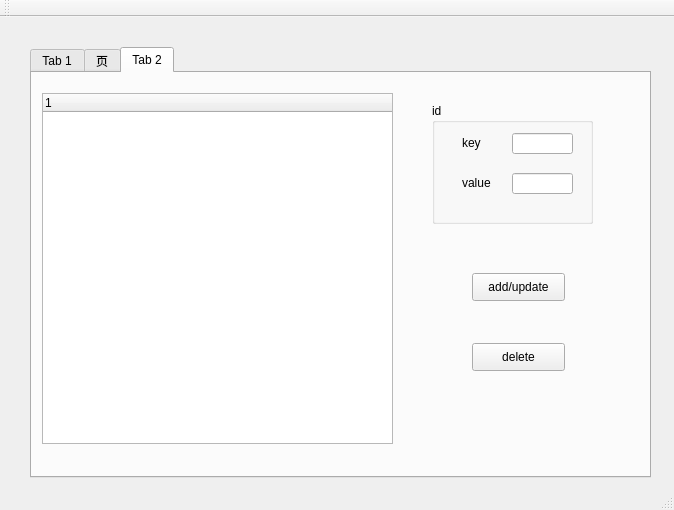
First picture: the form in qdcacopencv.ui, repository wymdrose/QDcAcOpencv, before the edit.
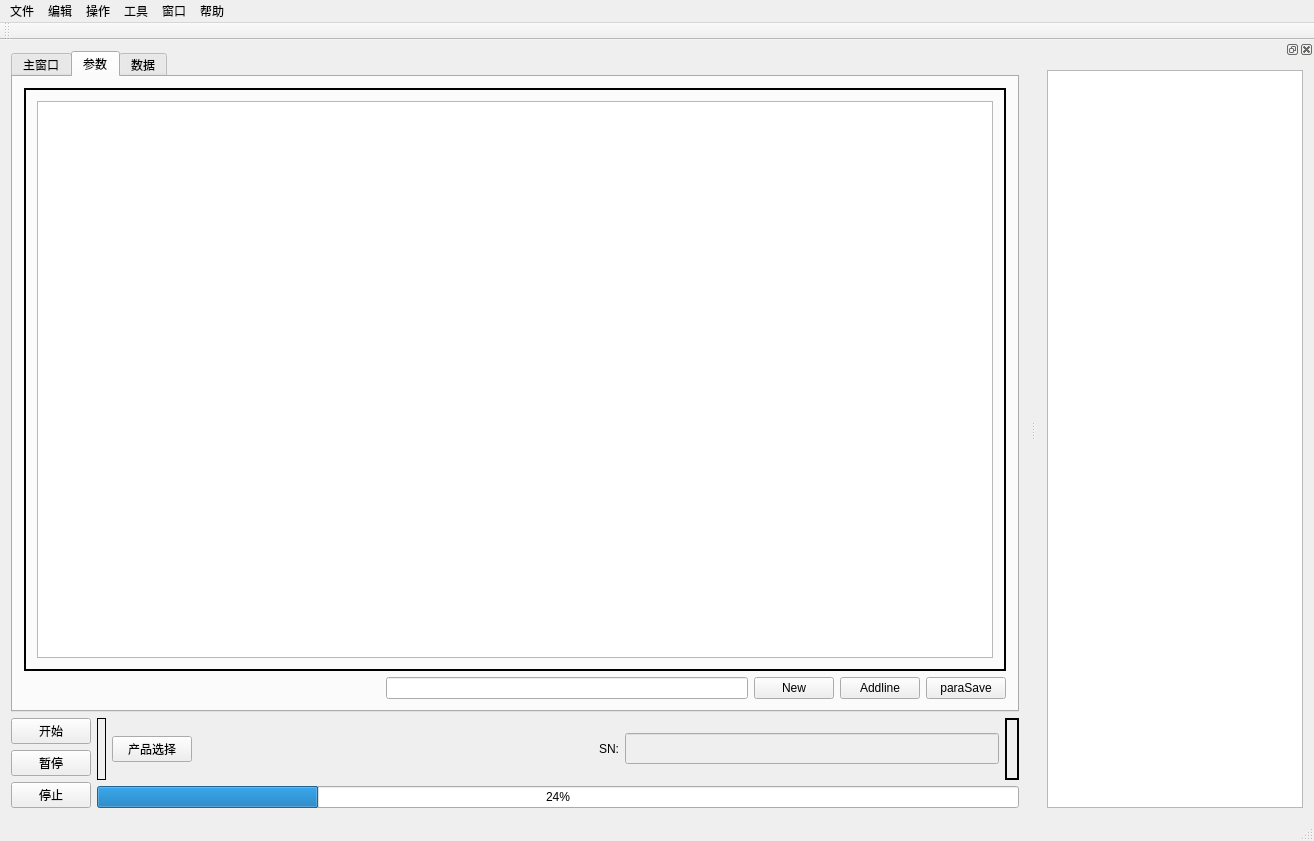
Second picture: the form after the edit. The open tabs and pages were chosen to show the change.

What changed in the file:
```diff
--- a/qdcacopencv.ui
+++ b/qdcacopencv.ui
@@ -6,242 +6,358 @@
    <rect>
     <x>0</x>
     <y>0</y>
-    <width>674</width>
-    <height>510</height>
+    <width>1314</width>
+    <height>841</height>
    </rect>
   </property>
   <property name="windowTitle">
-   <string>QDcAcOpencv</string>
+   <string>OBC自动测量系统</string>
   </property>
   <widget class="QWidget" name="centralWidget">
-   <widget class="QTabWidget" name="tabWidget">
+   <layout class="QGridLayout" name="gridLayout_3">
+    <item row="0" column="0">
+     <layout class="QHBoxLayout" name="horizontalLayout"/>
+    </item>
+    <item row="1" column="1">
+     <layout class="QVBoxLayout" name="verticalLayout_3">
+      <item>
+       <widget class="QTabWidget" name="tabWidget">
+        <property name="currentIndex">
+         <number>1</number>
+        </property>
+        <widget class="QWidget" name="tab">
+         <attribute name="title">
+          <string>主窗口</string>
+         </attribute>
+         <layout class="QGridLayout" name="gridLayout">
+          <item row="0" column="0">
+           <widget class="QTableWidget" name="tableWidgetTest">
+            <property name="enabled">
+             <bool>true</bool>
+            </property>
+            <property name="font">
+             <font>
+              <family>宋体</family>
+              <pointsize>12</pointsize>
+              <weight>50</weight>
+              <bold>false</bold>
+             </font>
+            </property>
+            <attribute name="horizontalHeaderVisible">
+             <bool>false</bool>
+            </attribute>
+            <attribute name="horizontalHeaderDefaultSectionSize">
+             <number>150</number>
+            </attribute>
+            <attribute name="verticalHeaderVisible">
+             <bool>false</bool>
+            </attribute>
+            <row>
+             <property name="text">
+              <string/>
+             </property>
+            </row>
+            <row>
+             <property name="text">
+              <string/>
+             </property>
+            </row>
+           </widget>
+          </item>
+         </layout>
+        </widget>
+        <widget class="QWidget" name="tab_2">
+         <attribute name="title">
+          <string>参数</string>
+         </attribute>
+         <layout class="QGridLayout" name="gridLayout_6">
+          <item row="0" column="0">
+           <layout class="QVBoxLayout" name="verticalLayout_4">
+            <item>
+             <widget class="QStackedWidget" name="stackedWidgetPara">
+              <property name="frameShape">
+               <enum>QFrame::WinPanel</enum>
+              </property>
+              <property name="currentIndex">
+               <number>0</number>
+              </property>
+              <widget class="QWidget" name="page_5">
+               <layout class="QGridLayout" name="gridLayout_5">
+                <item row="0" column="0">
+                 <widget class="QTableWidget" name="tableWidgetPara1">
+                  <attribute name="horizontalHeaderVisible">
+                   <bool>false</bool>
+                  </attribute>
+                  <attribute name="verticalHeaderVisible">
+                   <bool>false</bool>
+                  </attribute>
+                 </widget>
+                </item>
+               </layout>
+              </widget>
+              <widget class="QWidget" name="page_6">
+               <layout class="QGridLayout" name="gridLayout_4">
+                <item row="0" column="0">
+                 <widget class="QTableWidget" name="tableWidgetPara2">
+                  <attribute name="horizontalHeaderVisible">
+                   <bool>false</bool>
+                  </attribute>
+                  <attribute name="verticalHeaderVisible">
+                   <bool>false</bool>
+                  </attribute>
+                 </widget>
+                </item>
+               </layout>
+              </widget>
+             </widget>
+            </item>
+            <item>
+             <layout class="QHBoxLayout" name="horizontalLayout_7">
+              <item>
+               <spacer name="horizontalSpacer">
+                <property name="orientation">
+                 <enum>Qt::Horizontal</enum>
+                </property>
+                <property name="sizeHint" stdset="0">
+                 <size>
+                  <width>40</width>
+                  <height>20</height>
+                 </size>
+                </property>
+               </spacer>
+              </item>
+              <item>
+               <widget class="QLineEdit" name="lineEditFilename"/>
+              </item>
+              <item>
+               <widget class="QPushButton" name="pushButtonNew">
+                <property name="text">
+                 <string>New</string>
+                </property>
+               </widget>
+              </item>
+              <item>
+               <widget class="QPushButton" name="pushButtonAddline">
+                <property name="text">
+                 <string>Addline</string>
+                </property>
+               </widget>
+              </item>
+              <item>
+               <widget class="QPushButton" name="pushButtonParaSave">
+                <property name="text">
+                 <string>paraSave</string>
+                </property>
+               </widget>
+              </item>
+             </layout>
+            </item>
+           </layout>
+          </item>
+         </layout>
+        </widget>
+        <widget class="QWidget" name="tab_4">
+         <attribute name="title">
+          <string>数据</string>
+         </attribute>
+         <layout class="QGridLayout" name="gridLayout_9">
+          <item row="0" column="0">
+           <widget class="QToolBox" name="toolBox">
+            <property name="currentIndex">
+             <number>1</number>
+            </property>
+            <widget class="QWidget" name="page">
+             <property name="geometry">
+              <rect>
+               <x>0</x>
+               <y>0</y>
+               <width>109</width>
+               <height>109</height>
+              </rect>
+             </property>
+             <attribute name="label">
+              <string>Page 1</string>
+             </attribute>
+             <layout class="QGridLayout" name="gridLayout_7">
+              <item row="0" column="0">
+               <widget class="QTableView" name="tableView"/>
+              </item>
+             </layout>
+            </widget>
+            <widget class="QWidget" name="page_2">
+             <property name="geometry">
+              <rect>
+               <x>0</x>
+               <y>0</y>
+               <width>970</width>
+               <height>524</height>
+              </rect>
+             </property>
+             <attribute name="label">
+              <string>Page 2</string>
+             </attribute>
+             <layout class="QGridLayout" name="gridLayout_8">
+              <item row="0" column="0">
+               <widget class="QTableWidget" name="tableWidget"/>
+              </item>
+             </layout>
+            </widget>
+           </widget>
+          </item>
+         </layout>
+        </widget>
+       </widget>
+      </item>
+      <item>
+       <layout class="QHBoxLayout" name="horizontalLayout_6">
+        <item>
+         <layout class="QVBoxLayout" name="verticalLayout">
+          <item>
+           <widget class="QPushButton" name="pushButtonStart">
+            <property name="text">
+             <string>开始</string>
+            </property>
+           </widget>
+          </item>
+          <item>
+           <widget class="QPushButton" name="pushButtonPause">
+            <property name="text">
+             <string>暂停</string>
+            </property>
+           </widget>
+          </item>
+          <item>
+           <widget class="QPushButton" name="pushButtonStop">
+            <property name="text">
+             <string>停止</string>
+            </property>
+           </widget>
+          </item>
+         </layout>
+        </item>
+        <item>
+         <layout class="QVBoxLayout" name="verticalLayout_2">
+          <item>
+           <layout class="QHBoxLayout" name="horizontalLayout_5">
+            <item>
+             <layout class="QHBoxLayout" name="horizontalLayout_3"/>
+            </item>
+            <item>
+             <widget class="QLabel" name="labelPara">
+              <property name="frameShape">
+               <enum>QFrame::Box</enum>
+              </property>
+              <property name="text">
+               <string/>
+              </property>
+             </widget>
+            </item>
+            <item>
+             <widget class="QPushButton" name="pushButtonPara">
+              <property name="text">
+               <string>产品选择</string>
+              </property>
+             </widget>
+            </item>
+            <item>
+             <spacer name="horizontalSpacer_2">
+              <property name="orientation">
+               <enum>Qt::Horizontal</enum>
+              </property>
+              <property name="sizeHint" stdset="0">
+               <size>
+                <width>40</width>
+                <height>20</height>
+               </size>
+              </property>
+             </spacer>
+            </item>
+            <item>
+             <layout class="QHBoxLayout" name="horizontalLayout_4">
+              <item>
+               <widget class="QLabel" name="label_4">
+                <property name="frameShape">
+                 <enum>QFrame::NoFrame</enum>
+                </property>
+                <property name="text">
+                 <string>SN:</string>
+                </property>
+               </widget>
+              </item>
+              <item>
+               <widget class="QLineEdit" name="lineEditSn">
+                <property name="enabled">
+                 <bool>false</bool>
+                </property>
+                <property name="font">
+                 <font>
+                  <family>Arial Black</family>
+                  <pointsize>12</pointsize>
+                  <weight>75</weight>
+                  <bold>true</bold>
+                 </font>
+                </property>
+               </widget>
+              </item>
+             </layout>
+            </item>
+            <item>
+             <widget class="QLabel" name="labelResult">
+              <property name="font">
+               <font>
+                <family>Arial Black</family>
+                <pointsize>12</pointsize>
+                <weight>75</weight>
+                <bold>true</bold>
+               </font>
+              </property>
+              <property name="frameShape">
+               <enum>QFrame::WinPanel</enum>
+              </property>
+              <property name="text">
+               <string/>
+              </property>
+             </widget>
+            </item>
+           </layout>
+          </item>
+          <item>
+           <widget class="QProgressBar" name="progressBar">
+            <property name="value">
+             <number>24</number>
+            </property>
+           </widget>
+          </item>
+         </layout>
+        </item>
+       </layout>
+      </item>
+     </layout>
+    </item>
+   </layout>
+   <widget class="QSplitter" name="splitter">
     <property name="geometry">
      <rect>
-      <x>30</x>
-      <y>30</y>
-      <width>621</width>
-      <height>431</height>
+      <x>0</x>
+      <y>0</y>
+      <width>0</width>
+      <height>0</height>
      </rect>
     </property>
-    <property name="currentIndex">
-     <number>0</number>
+    <property name="orientation">
+     <enum>Qt::Horizontal</enum>
     </property>
-    <widget class="QWidget" name="tab">
-     <attribute name="title">
-      <string>Tab 1</string>
-     </attribute>
-     <widget class="QPushButton" name="pushButtonStart">
-      <property name="geometry">
-       <rect>
-        <x>440</x>
-        <y>270</y>
-        <width>93</width>
-        <height>28</height>
-       </rect>
-      </property>
-      <property name="text">
-       <string>Start</string>
-      </property>
-     </widget>
-     <widget class="QTextBrowser" name="textBrowser">
-      <property name="geometry">
-       <rect>
-        <x>70</x>
-        <y>30</y>
-        <width>311</width>
-        <height>291</height>
-       </rect>
-      </property>
-     </widget>
-    </widget>
-    <widget class="QWidget" name="tab_3">
-     <attribute name="title">
-      <string>页</string>
-     </attribute>
-     <widget class="QRadioButton" name="radioButton">
-      <property name="geometry">
-       <rect>
-        <x>50</x>
-        <y>40</y>
-        <width>115</width>
-        <height>19</height>
-       </rect>
-      </property>
-      <property name="text">
-       <string>RadioButton</string>
-      </property>
-     </widget>
-     <widget class="QRadioButton" name="radioButton_2">
-      <property name="geometry">
-       <rect>
-        <x>240</x>
-        <y>40</y>
-        <width>115</width>
-        <height>19</height>
-       </rect>
-      </property>
-      <property name="text">
-       <string>RadioButton</string>
-      </property>
-     </widget>
-     <widget class="QCheckBox" name="checkBox">
-      <property name="geometry">
-       <rect>
-        <x>60</x>
-        <y>110</y>
-        <width>91</width>
-        <height>19</height>
-       </rect>
-      </property>
-      <property name="text">
-       <string>CheckBox</string>
-      </property>
-     </widget>
-     <widget class="QCheckBox" name="checkBox_2">
-      <property name="geometry">
-       <rect>
-        <x>60</x>
-        <y>160</y>
-        <width>91</width>
-        <height>19</height>
-       </rect>
-      </property>
-      <property name="text">
-       <string>CheckBox</string>
-      </property>
-     </widget>
-     <widget class="QCheckBox" name="checkBox_3">
-      <property name="geometry">
-       <rect>
-        <x>60</x>
-        <y>210</y>
-        <width>91</width>
-        <height>19</height>
-       </rect>
-      </property>
-      <property name="text">
-       <string>CheckBox</string>
-      </property>
-     </widget>
-     <widget class="QCheckBox" name="checkBox_4">
-      <property name="geometry">
-       <rect>
-        <x>60</x>
-        <y>260</y>
-        <width>91</width>
-        <height>19</height>
-       </rect>
-      </property>
-      <property name="text">
-       <string>CheckBox</string>
-      </property>
-     </widget>
-    </widget>
-    <widget class="QWidget" name="tab_2">
-     <attribute name="title">
-      <string>Tab 2</string>
-     </attribute>
-     <widget class="QTreeWidget" name="treeWidget">
-      <property name="geometry">
-       <rect>
-        <x>10</x>
-        <y>20</y>
-        <width>351</width>
-        <height>351</height>
-       </rect>
-      </property>
-      <column>
-       <property name="text">
-        <string notr="true">1</string>
-       </property>
-      </column>
-     </widget>
-     <widget class="QGroupBox" name="groupBoxId">
-      <property name="geometry">
-       <rect>
-        <x>400</x>
-        <y>30</y>
-        <width>161</width>
-        <height>121</height>
-       </rect>
-      </property>
-      <property name="title">
-       <string>id</string>
-      </property>
-      <widget class="QLineEdit" name="lineEditKey">
-       <property name="geometry">
-        <rect>
-         <x>80</x>
-         <y>30</y>
-         <width>61</width>
-         <height>21</height>
-        </rect>
-       </property>
-      </widget>
-      <widget class="QLineEdit" name="lineEditValue">
-       <property name="geometry">
-        <rect>
-         <x>80</x>
-         <y>70</y>
-         <width>61</width>
-         <height>21</height>
-        </rect>
-       </property>
-      </widget>
-      <widget class="QLabel" name="label">
-       <property name="geometry">
-        <rect>
-         <x>30</x>
-         <y>30</y>
-         <width>51</width>
-         <height>20</height>
-        </rect>
-       </property>
-       <property name="text">
-        <string>key</string>
-       </property>
-      </widget>
-      <widget class="QLabel" name="label_2">
-       <property name="geometry">
-        <rect>
-         <x>30</x>
-         <y>70</y>
-         <width>51</width>
-         <height>20</height>
-        </rect>
-       </property>
-       <property name="text">
-        <string>value</string>
-       </property>
-      </widget>
-     </widget>
-     <widget class="QPushButton" name="pushButtonUpdate">
-      <property name="geometry">
-       <rect>
-        <x>440</x>
-        <y>200</y>
-        <width>93</width>
-        <height>28</height>
-       </rect>
-      </property>
-      <property name="text">
-       <string>add/update</string>
-      </property>
-     </widget>
-     <widget class="QPushButton" name="pushButtonDelete">
-      <property name="geometry">
-       <rect>
-        <x>440</x>
-        <y>270</y>
-        <width>93</width>
-        <height>28</height>
-       </rect>
-      </property>
-      <property name="text">
-       <string>delete</string>
-      </property>
-     </widget>
-    </widget>
+   </widget>
+   <widget class="QWidget" name="layoutWidget">
+    <property name="geometry">
+     <rect>
+      <x>0</x>
+      <y>0</y>
+      <width>2</width>
+      <height>2</height>
+     </rect>
+    </property>
+    <layout class="QHBoxLayout" name="horizontalLayout_2"/>
    </widget>
   </widget>
   <widget class="QMenuBar" name="menuBar">
@@ -249,10 +365,51 @@
     <rect>
      <x>0</x>
      <y>0</y>
-     <width>674</width>
+     <width>1314</width>
      <height>26</height>
     </rect>
    </property>
+   <widget class="QMenu" name="menu">
+    <property name="title">
+     <string>文件</string>
+    </property>
+   </widget>
+   <widget class="QMenu" name="menu_2">
+    <property name="title">
+     <string>编辑</string>
+    </property>
+   </widget>
+   <widget class="QMenu" name="menu_3">
+    <property name="title">
+     <string>操作</string>
+    </property>
+   </widget>
+   <widget class="QMenu" name="menu_4">
+    <property name="title">
+     <string>工具</string>
+    </property>
+    <addaction name="actionMindVision_platform"/>
+   </widget>
+   <widget class="QMenu" name="menu_5">
+    <property name="title">
+     <string>窗口</string>
+    </property>
+    <addaction name="actionVision"/>
+    <addaction name="actionDevDebug"/>
+    <addaction name="actionXml"/>
+    <addaction name="actionIo"/>
+   </widget>
+   <widget class="QMenu" name="menu_6">
+    <property name="title">
+     <string>帮助</string>
+    </property>
+   </widget>
+   <addaction name="menu"/>
+   <addaction name="menu_2"/>
+   <addaction name="menu_3"/>
+   <addaction name="menu_4"/>
+   <addaction name="menu_5"/>
+   <addaction name="menu_6"/>
   </widget>
   <widget class="QToolBar" name="mainToolBar">
    <attribute name="toolBarArea">
@@ -263,6 +420,43 @@
    </attribute>
   </widget>
   <widget class="QStatusBar" name="statusBar"/>
+  <widget class="QDockWidget" name="dockWidget">
+   <attribute name="dockWidgetArea">
+    <number>2</number>
+   </attribute>
+   <widget class="QWidget" name="dockWidgetContents">
+    <layout class="QGridLayout" name="gridLayout_2">
+     <item row="0" column="0">
+      <widget class="QTextBrowser" name="textBrowser"/>
+     </item>
+    </layout>
+   </widget>
+  </widget>
+  <action name="actionMindVision_platform">
+   <property name="text">
+    <string>MindVision platform</string>
+   </property>
+  </action>
+  <action name="actionDevDebug">
+   <property name="text">
+    <string>DevDebug</string>
+   </property>
+  </action>
+  <action name="actionXml">
+   <property name="text">
+    <string>Xml</string>
+   </property>
+  </action>
+  <action name="actionVision">
+   <property name="text">
+    <string>Vision</string>
+   </property>
+  </action>
+  <action name="actionIo">
+   <property name="text">
+    <string>I/O</string>
+   </property>
+  </action>
  </widget>
  <layoutdefault spacing="6" margin="11"/>
  <resources>
```
